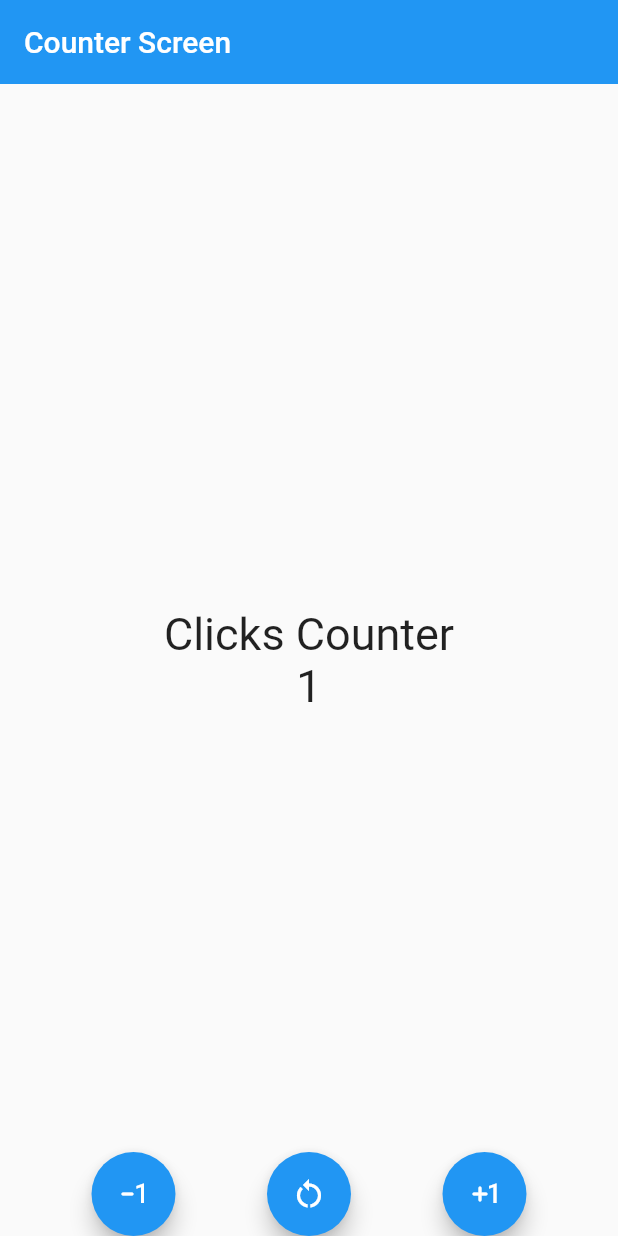
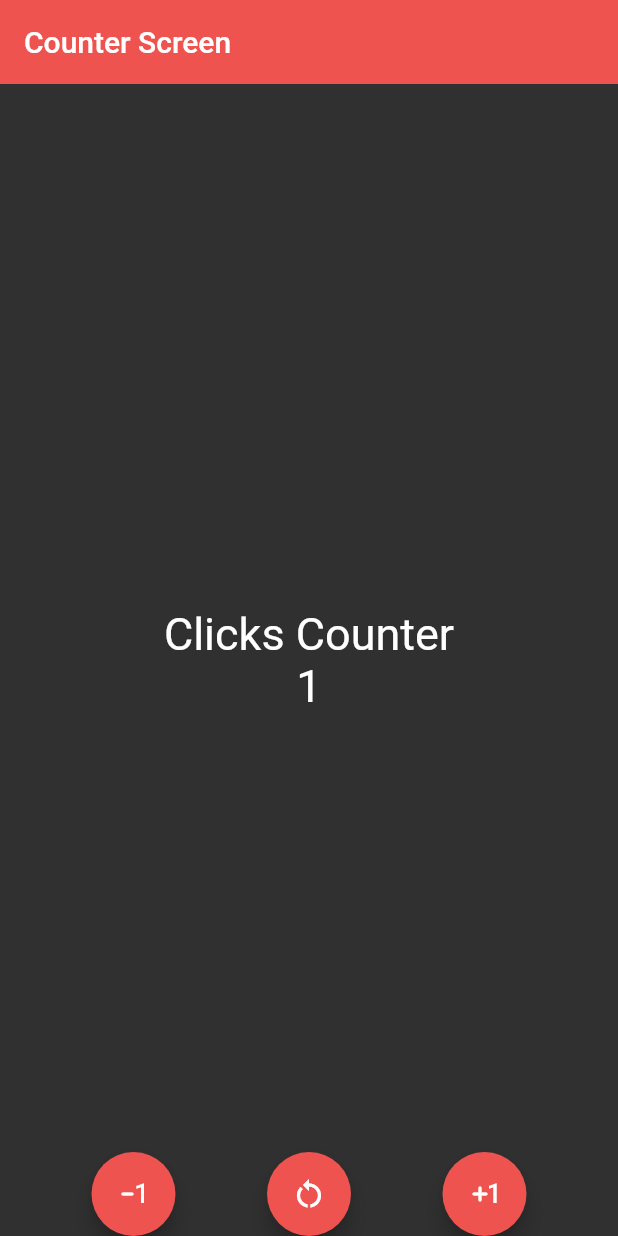
Before and after one commit to frannasich/Counter-App, a Flutter app: the screen it shows after launch, after a tap on the "exposure minus 1" icon, after a tap on the "restart alt" icon, after a tap on the "exposure plus 1" icon, on a phone screen of 412 x 824 dp. Run offline on Flutter 3.47's test engine with Material 2 defaults, Android fonts, the phone set to English and light mode, and no system bars.

Commit message:
[FEATURE] Refactor (#2)
* added counter screen with buttons

* update readme

* Refactorized code

---------

Co-authored-by: Francisco <francisco.nasich@mercadolibre.com>

```diff
--- a/lib/screens/counter_screen.dart
+++ b/lib/screens/counter_screen.dart
@@ -1,4 +1,3 @@
-
 import 'package:flutter/material.dart';
 
 class CounterScreen extends StatefulWidget {
@@ -12,12 +11,18 @@ class _CounterScreenState extends State<CounterScreen> {
 
   int counter = 0;
 
+  void increase() => setState(() => counter++);
+  void decrease() => setState(() => counter--);
+  void reset() => setState(() => counter = 0);
+
   @override
   Widget build(Object context) {
-    const fontSize30 = TextStyle(fontSize: 30);
+    const fontSize30 = TextStyle(fontSize: 30, color: Colors.white);
 
     return Scaffold(
+      backgroundColor: Colors.grey[850],
       appBar: AppBar(
+        backgroundColor: Colors.red[400],
         title: const Text('Counter Screen'),
         elevation: 0,
       ),
@@ -32,42 +37,55 @@ class _CounterScreenState extends State<CounterScreen> {
         ),
       ),
       floatingActionButtonLocation: FloatingActionButtonLocation.miniCenterDocked,
-      floatingActionButton: Row(
-        mainAxisAlignment: MainAxisAlignment.spaceEvenly,
-        children: [
-          FloatingActionButton(
-            child: const Icon(Icons.exposure_minus_1_rounded),
-            onPressed: () {
-              setState(() {
-                counter --;
-              });
-            }
-            ),
-
-            // const SizedBox(width: 20,),
-
-
-            FloatingActionButton(
-            child: const Icon(Icons.restart_alt),
-            onPressed: () {
-              setState(() {
-                counter = 0;
-              });
-            }
-            ),
-
-            // const SizedBox(width: 20,),
-
-            FloatingActionButton(
-            child: const Icon(Icons.exposure_plus_1_rounded),
-            onPressed: () {
-              setState(() {
-                counter ++;
-              });
-            }
-            )
-        ],
+      floatingActionButton: CustomFloatingActions(
+        increaseFn: increase,
+        decreaseFn: decrease,
+        resetFn: reset,
       ),
     );
   }
 }
+
+class CustomFloatingActions extends StatelessWidget {
+
+  final Function increaseFn;
+  final Function decreaseFn;
+  final Function resetFn;
+
+  const CustomFloatingActions({
+    super.key,
+    required this.increaseFn,
+    required this.decreaseFn,
+    required this.resetFn,
+  });
+
+  @override
+  Widget build(BuildContext context) {
+    return Row(
+      mainAxisAlignment: MainAxisAlignment.spaceEvenly,
+      children: [
+
+        // Plus Button
+        FloatingActionButton(
+          backgroundColor: Colors.red[400],
+          child: const Icon(Icons.exposure_minus_1_rounded),
+          onPressed: () => decreaseFn()
+        ),
+
+        // Reset Button
+        FloatingActionButton(
+          backgroundColor: Colors.red[400],
+          child: const Icon(Icons.restart_alt),
+          onPressed: () => resetFn()
+        ),
+
+        // Minus Button
+        FloatingActionButton(
+          backgroundColor: Colors.red[400],
+          child: const Icon(Icons.exposure_plus_1_rounded),
+          onPressed: () => increaseFn()
+        )
+      ],
+    );
+  }
+}
```
